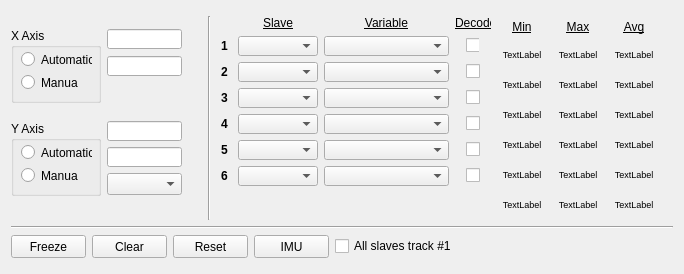
This is ui/w_2dplot.ui in JFDuval/flexsea-plan as Qt 5 draws it before an edit. The edited form follows.
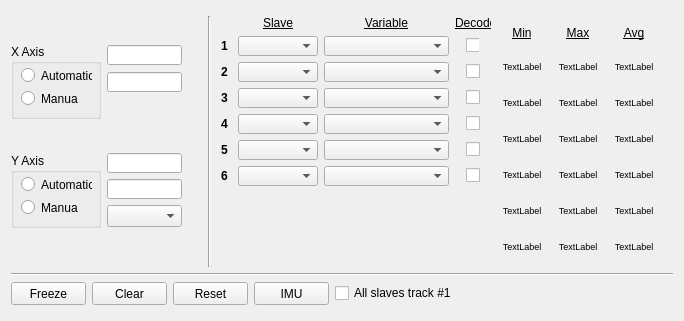
This is the edited form.

Commit message: 2DPlot window size

```diff
--- a/ui/w_2dplot.ui
+++ b/ui/w_2dplot.ui
@@ -7,7 +7,7 @@
     <x>0</x>
     <y>0</y>
     <width>684</width>
-    <height>274</height>
+    <height>321</height>
    </rect>
   </property>
   <property name="minimumSize">
```
